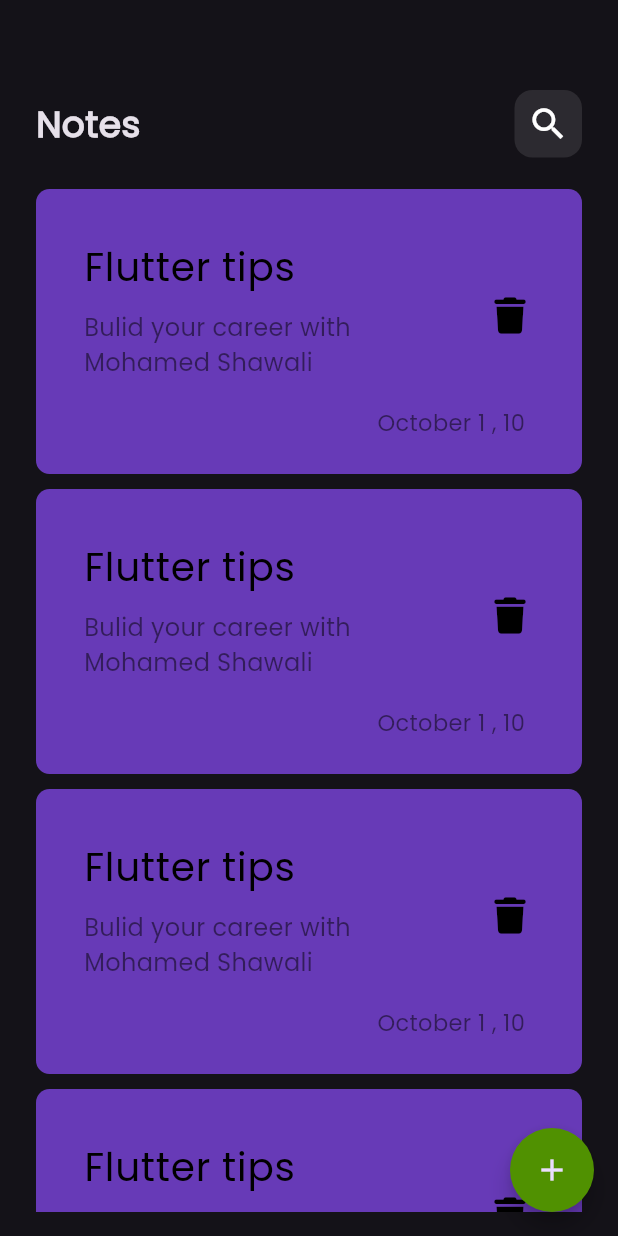
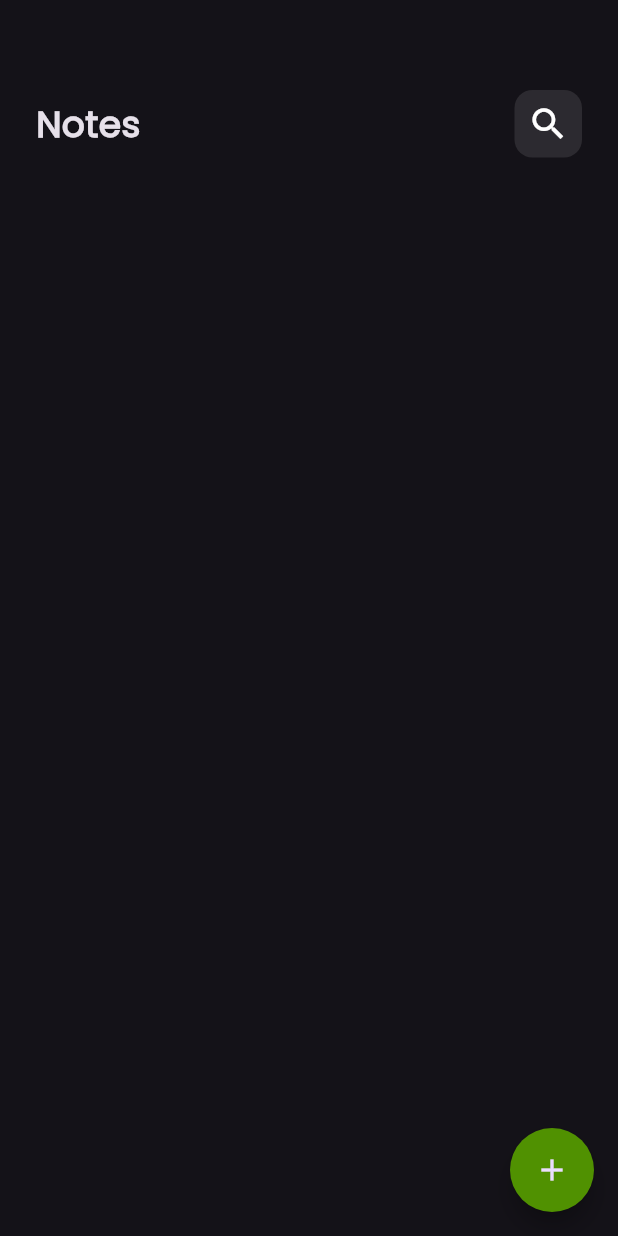
Before and after one commit to MShawali/notes_app, a Flutter app: the screen it shows after launch, on a phone screen of 412 x 824 dp. Run offline on Flutter 3.47's test engine with Material 3 defaults, Android fonts, the phone set to English and light mode, and no system bars; our stand-ins replace flutter_bloc, font_awesome_flutter, hive, hive_flutter; accounts and stored records are empty.

Commit message:
chane notes

```diff
--- /dev/null
+++ b/lib/cubits/notes_cubit/notes_cubit.dart
@@ -0,0 +1,16 @@
+import 'package:flutter_bloc/flutter_bloc.dart';
+import 'package:hive/hive.dart';
+import 'package:notes_app/constant.dart';
+import 'package:notes_app/cubits/notes_cubit/notes_state.dart';
+import 'package:notes_app/views/models/note_model.dart';
+
+class NotesCubit extends Cubit<NotesState> {
+  NotesCubit() : super(NotesInitial());
+  List<NoteModel>? notesToList;
+  fatchAllNotes() {
+    var notesBox = Hive.box<NoteModel>(kNotesBox);
+    notesToList = notesBox.values.toList();
+
+    emit(NotesSuccess());
+  }
+}
--- /dev/null
+++ b/lib/cubits/notes_cubit/notes_state.dart
@@ -0,0 +1,7 @@
+
+
+abstract class NotesState {}
+
+// Initial state
+class NotesInitial extends NotesState {}
+class NotesSuccess extends NotesState {}
--- a/lib/main.dart
+++ b/lib/main.dart
@@ -2,6 +2,7 @@ import 'package:flutter/material.dart';
 import 'package:flutter_bloc/flutter_bloc.dart';
 import 'package:hive_flutter/adapters.dart';
 import 'package:notes_app/constant.dart';
+import 'package:notes_app/cubits/notes_cubit/notes_cubit.dart';
 import 'package:notes_app/simple_bloc_observer.dart';
 import 'package:notes_app/views/models/note_model.dart';
 import 'package:notes_app/views/notes_view.dart';
@@ -19,10 +20,13 @@ class NotesApp extends StatelessWidget {
 
   @override
   Widget build(BuildContext context) {
-    return MaterialApp(
-      debugShowCheckedModeBanner: false,
-      theme: ThemeData(brightness: Brightness.dark, fontFamily: 'poppins'),
-      home: const NotesView(),
+    return BlocProvider(
+      create: (context) => NotesCubit(),
+      child: MaterialApp(
+        debugShowCheckedModeBanner: false,
+        theme: ThemeData(brightness: Brightness.dark, fontFamily: 'poppins'),
+        home: const NotesView(),
+      ),
     );
   }
 }
--- a/lib/views/notes_view.dart
+++ b/lib/views/notes_view.dart
@@ -18,9 +18,7 @@ class NotesView extends StatelessWidget {
           showModalBottomSheet(
             isScrollControlled: true,
             shape: RoundedRectangleBorder(
-
-              borderRadius: BorderRadius.circular(16)
-            ),
+                borderRadius: BorderRadius.circular(16)),
             context: context,
             builder: (context) {
               return const AddShowModalBottomSheet();
--- a/lib/widgets/add_notes_form.dart
+++ b/lib/widgets/add_notes_form.dart
@@ -1,5 +1,6 @@
 import 'package:flutter/material.dart';
 import 'package:flutter_bloc/flutter_bloc.dart';
+import 'package:intl/intl.dart';
 import 'package:notes_app/cubits/add_note_cubit/add_note_cubit.dart';
 import 'package:notes_app/cubits/add_note_cubit/add_note_state.dart';
 import 'package:notes_app/views/models/note_model.dart';
@@ -57,10 +58,12 @@ class _AddNotesFormState extends State<AddNotesForm> {
                 onTap: () {
                   if (formkey.currentState!.validate()) {
                     formkey.currentState!.save();
+                    var currentDate = DateTime.now();
+                    var formttedCurrentDate = DateFormat('dd-mm-yyyy').format(currentDate);
                     var noteModel = NoteModel(
                       title: title!,
                       subTitle: subTitle!,
-                      date: DateTime.now().toString(),
+                      date: formttedCurrentDate,
                       color: Colors.blue.value,
                     );
                     BlocProvider.of<AddNoteCubit>(context).addNote(noteModel);
--- a/lib/widgets/note_item.dart
+++ b/lib/widgets/note_item.dart
@@ -1,10 +1,14 @@
 import 'package:flutter/material.dart';
+import 'package:flutter_bloc/flutter_bloc.dart';
 import 'package:font_awesome_flutter/font_awesome_flutter.dart';
+import 'package:notes_app/cubits/notes_cubit/notes_cubit.dart';
 import 'package:notes_app/views/edit_notes_view.dart';
+import 'package:notes_app/views/models/note_model.dart';
 
 class NoteItem extends StatelessWidget {
-  const NoteItem({super.key});
+  const NoteItem({super.key, required this.noteModel});
 
+  final NoteModel noteModel;
   @override
   Widget build(BuildContext context) {
     return GestureDetector(
@@ -27,9 +31,9 @@ class NoteItem extends StatelessWidget {
           crossAxisAlignment: CrossAxisAlignment.end,
           children: [
             ListTile(
-              title: const Text(
-                "Flutter tips",
-                style: TextStyle(
+              title: Text(
+                noteModel.title,
+                style: const TextStyle(
                   color: Colors.black,
                   fontSize: 26,
                 ),
@@ -37,7 +41,7 @@ class NoteItem extends StatelessWidget {
               subtitle: Padding(
                 padding: const EdgeInsets.only(top: 10, bottom: 10),
                 child: Text(
-                  "Bulid your career with Mohamed Shawali",
+                  noteModel.subTitle,
                   style: TextStyle(
                     color: Colors.black.withOpacity(.5),
                     fontSize: 16,
@@ -45,7 +49,10 @@ class NoteItem extends StatelessWidget {
                 ),
               ),
               trailing: IconButton(
-                onPressed: () {},
+                onPressed: () {
+                  noteModel.delete();
+                  BlocProvider.of<NotesCubit>(context).fatchAllNotes();
+                },
                 icon: const Icon(
                   FontAwesomeIcons.trash,
                   size: 24,
@@ -56,7 +63,7 @@ class NoteItem extends StatelessWidget {
             Padding(
               padding: const EdgeInsets.only(right: 38),
               child: Text(
-                "October 1 , 10",
+                noteModel.date,
                 style: TextStyle(
                   color: Colors.black.withOpacity(.5),
                   fontSize: 15,
--- a/lib/widgets/notes_list_view_builder.dart
+++ b/lib/widgets/notes_list_view_builder.dart
@@ -1,4 +1,8 @@
 import 'package:flutter/material.dart';
+import 'package:flutter_bloc/flutter_bloc.dart';
+import 'package:notes_app/cubits/notes_cubit/notes_cubit.dart';
+import 'package:notes_app/cubits/notes_cubit/notes_state.dart';
+import 'package:notes_app/views/models/note_model.dart';
 import 'package:notes_app/widgets/note_item.dart';
 
 class NotesListViewBuilder extends StatelessWidget {
@@ -6,17 +10,25 @@ class NotesListViewBuilder extends StatelessWidget {
 
   @override
   Widget build(BuildContext context) {
+    return BlocBuilder<NotesCubit, NotesState>(
+      builder: (context, state) {
+        List<NoteModel> notes = BlocProvider.of<NotesCubit>(context).notesToList!;
         return Padding(
           padding: const EdgeInsets.symmetric(vertical: 16),
           child: ListView.builder(
+            itemCount: notes.length,
             padding: EdgeInsets.zero,
             itemBuilder: (context, index) {
-          return const Padding(
-            padding: EdgeInsets.symmetric(vertical: 5),
-            child: NoteItem(),
+              return Padding(
+                padding: const EdgeInsets.symmetric(vertical: 5),
+                child: NoteItem(
+                  noteModel: notes[index],
+                ),
               );
             },
           ),
         );
+      },
+    );
   }
 }
--- a/lib/widgets/notes_view_body.dart
+++ b/lib/widgets/notes_view_body.dart
@@ -1,9 +1,22 @@
 import 'package:flutter/material.dart';
+import 'package:flutter_bloc/flutter_bloc.dart';
+import 'package:notes_app/cubits/notes_cubit/notes_cubit.dart';
 import 'package:notes_app/widgets/custom_appbar.dart';
 import 'package:notes_app/widgets/notes_list_view_builder.dart';
 
-class NotesViewBody extends StatelessWidget {
+class NotesViewBody extends StatefulWidget {
   const NotesViewBody({super.key});
+
+  @override
+  State<NotesViewBody> createState() => _NotesViewBodyState();
+}
+
+class _NotesViewBodyState extends State<NotesViewBody> {
+  @override
+  void initState() {
+    BlocProvider.of<NotesCubit>(context).fatchAllNotes();
+    super.initState();
+  }
 
   @override
   Widget build(BuildContext context) {
--- a/pubspec.yaml
+++ b/pubspec.yaml
@@ -39,6 +39,7 @@ dependencies:
   hive_flutter: ^1.1.0
   flutter_bloc: ^8.1.6
   modal_progress_hud_nsn: ^0.5.1
+  intl: ^0.19.0
 
 dev_dependencies:
   flutter_test:
```
Also changed, not shown: lib/widgets/add_show_modal_bottom_sheet.dart (+4 -5 lines), pubspec.lock. Lines whose indentation alone changed are shown as unchanged.
